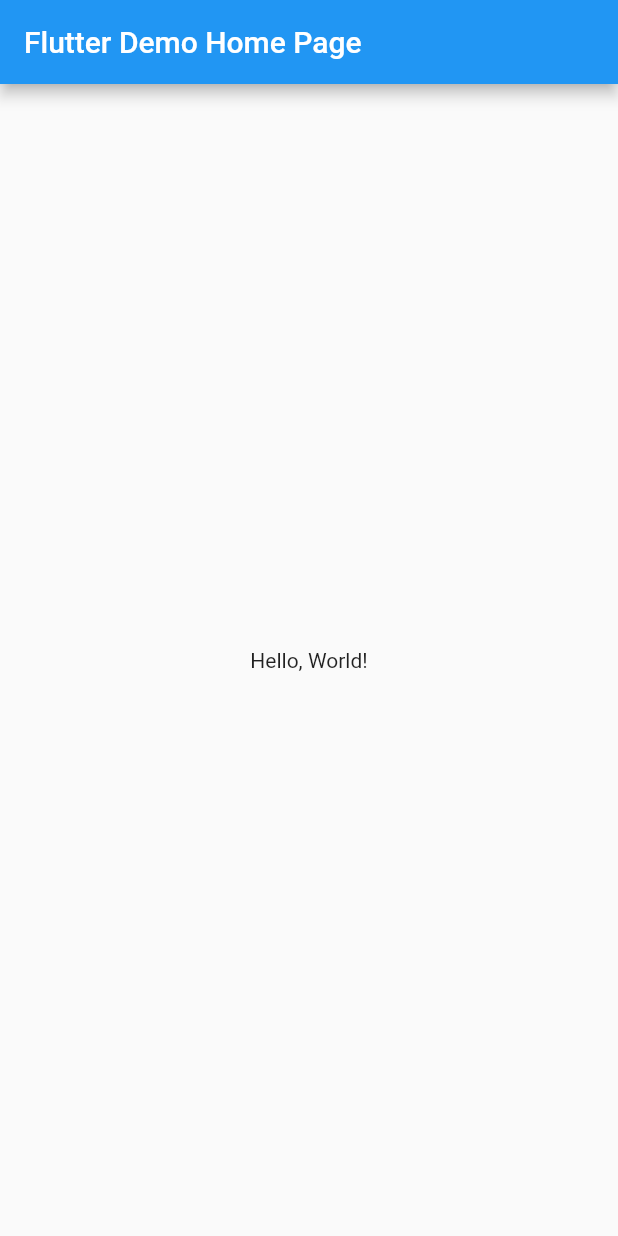
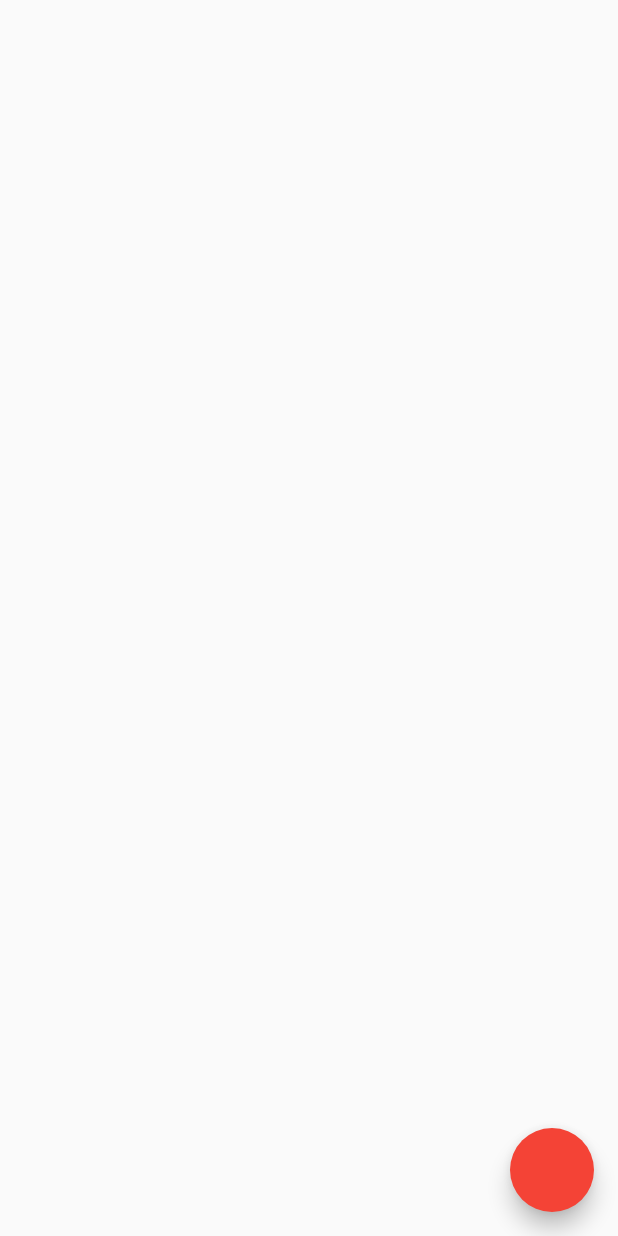
Before and after one commit to alycolbar/todo, a Flutter app: the screen it shows after launch, on a phone screen of 412 x 824 dp. Run offline on Flutter 3.47's test engine with Material 2 defaults, Android fonts, the phone set to English and light mode, and no system bars.

Commit message:
add button

```diff
--- a/lib/main.dart
+++ b/lib/main.dart
@@ -1,4 +1,5 @@
 import 'package:flutter/material.dart';
+import 'widgets/todo_list_widget.dart';
 
 void main() => runApp(MyApp());
 
@@ -8,35 +9,15 @@ class MyApp extends StatelessWidget {
   Widget build(BuildContext context) {
     return MaterialApp(
       // Application name
-      title: 'Flutter Demo',
+      title: 'Flutter Todo App',
+      debugShowCheckedModeBanner: false,
       // Application theme data, you can set the colors for the application as
       // you want
       theme: ThemeData(
-        primarySwatch: Colors.blue,
+        primarySwatch: Colors.red,
       ),
       // A widget which will be started on application startup
-      home: MyHomePage(title: 'Flutter Demo Home Page'),
+      home: TodoListWidget(),
     );
   }
 }
-
-class MyHomePage extends StatelessWidget {
-  final String title;
-
-  const MyHomePage({@required this.title});
-
-  @override
-  Widget build(BuildContext context) {
-    return Scaffold(
-      appBar: AppBar(
-        // The title text which will be shown on the action bar
-        title: Text(title),
-      ),
-      body: Center(
-        child: Text(
-          'Hello, World!',
-        ),
-      ),
-    );
-  }
-}
--- /dev/null
+++ b/lib/widgets/todo_list_widget.dart
@@ -0,0 +1,17 @@
+import 'package:flutter/material.dart';
+
+class TodoListWidget extends StatefulWidget {
+  @override
+  _TodoListWidgetState createState() => _TodoListWidgetState();
+}
+
+class _TodoListWidgetState extends State<TodoListWidget> {
+  @override
+  Widget build(BuildContext context) {
+    return Scaffold(
+      floatingActionButton: FloatingActionButton(
+        backgroundColor: Theme.of(context).primaryColor,
+      ), //floatingActionButton
+    ); // Scaffold
+  }
+}
```
